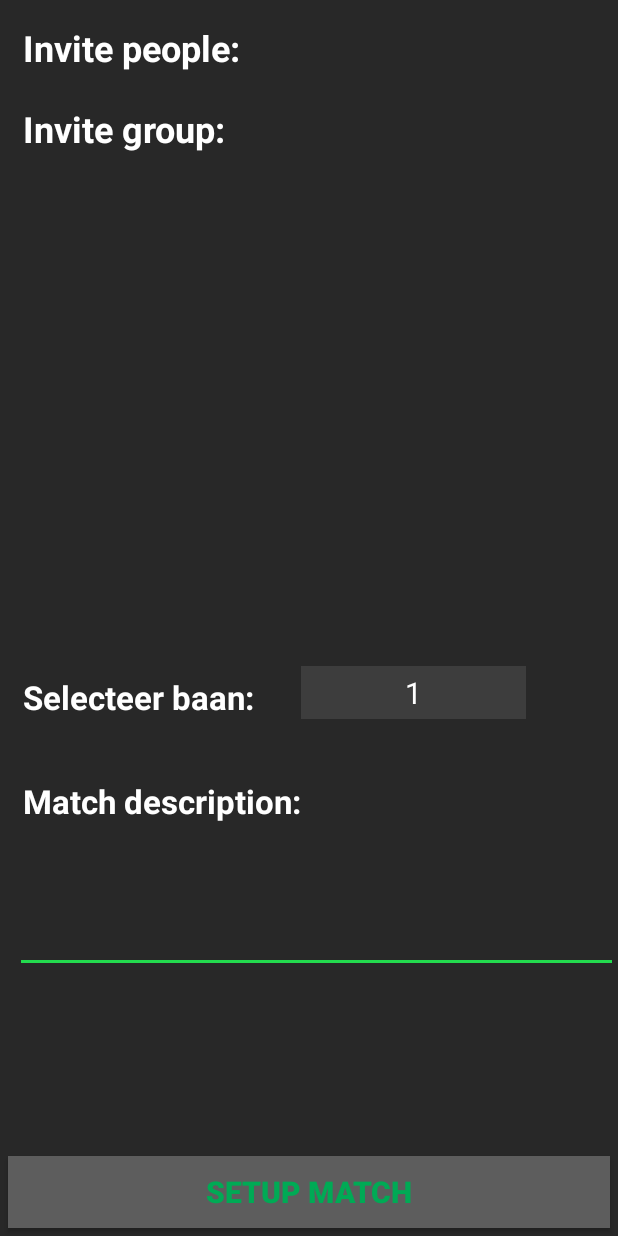
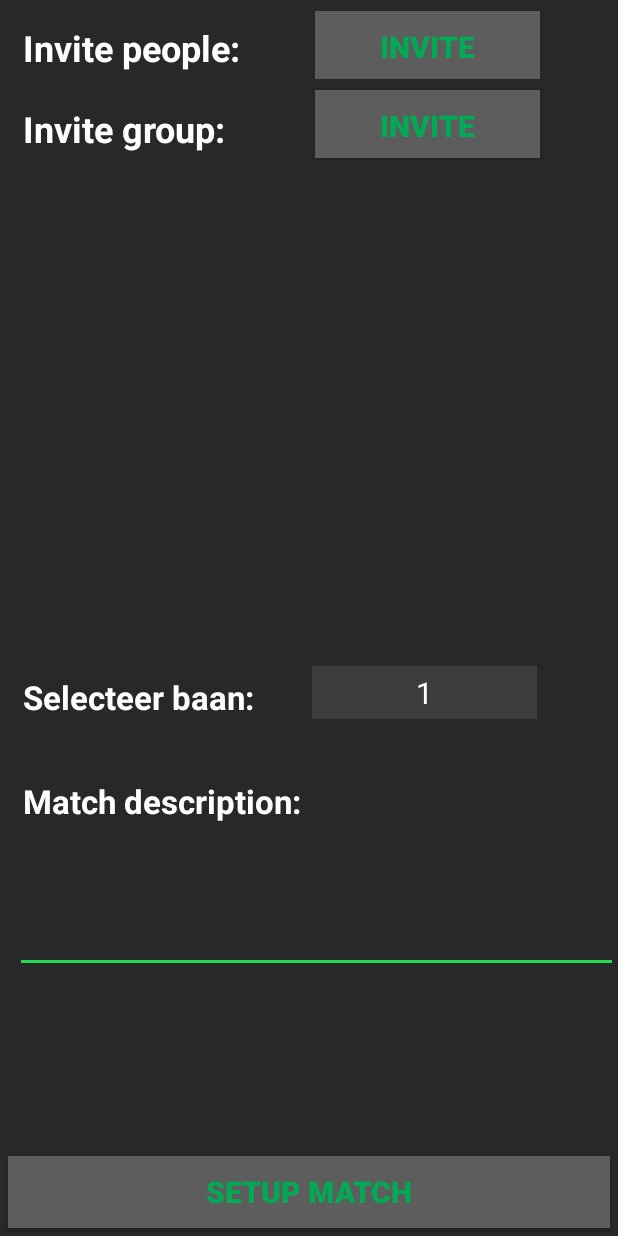
Before and after one commit to pasibun/MatchFixing, an Android app: the InvitePeople screen opened directly, with no data from a screen before it, on a phone screen of 412 x 824 dp. Run offline under Robolectric (Android 15) with nearby library versions, the phone set to English and light mode, and no system bars.

Commit message:
You can now invite people/groups to a match.

```diff
--- a/app/src/main/AndroidManifest.xml
+++ b/app/src/main/AndroidManifest.xml
@@ -42,6 +42,8 @@
         </activity>
         <activity android:name=".InvitePeople">
         </activity>
+        <activity android:name=".User_Group_Invite">
+        </activity>
     </application>
 
 </manifest>
--- a/app/src/main/java/com/matchfixing/minor/matchfixing/InvitePeople.java
+++ b/app/src/main/java/com/matchfixing/minor/matchfixing/InvitePeople.java
@@ -1,11 +1,16 @@
 package com.matchfixing.minor.matchfixing;
 
 import android.app.Activity;
+import android.content.Context;
+import android.content.Intent;
 import android.os.Bundle;
 import android.view.View;
 import android.widget.AdapterView;
 import android.widget.ArrayAdapter;
+import android.widget.Button;
 import android.widget.Spinner;
+import android.widget.TextView;
+import android.widget.Toast;
 
 import java.util.Arrays;
 import java.util.LinkedList;
@@ -19,15 +24,100 @@ public class InvitePeople extends Activity {
 
     Spinner laneSpinner;
     String lane;
+    TextView description;
+    Button setupMatchBtn;
+
+    private Context mContext;
+
+    String matchType;
+    String matchDegree;
+    String matchTime;
+    String matchDescription;
+    String matchDate;
 
     static List<String> occupiedLanes;
+    static String userID;
+    static String groupID;
 
     @Override
     protected void onCreate(Bundle savedInstanceState) {
         super.onCreate(savedInstanceState);
         setContentView(R.layout.invite_people);
 
+        SetupBtn();
+        GetIntentValues();
+        SetupUserInviteBtn();
+        SetupGroupInviteBtn();
+
+        mContext = this;
+
         SetSpinner("Type");
+    }
+
+    public void SetupBtn()
+    {
+        setupMatchBtn = (Button) findViewById(R.id.button6);
+        description = (TextView) findViewById(R.id.editText);
+
+        setupMatchBtn.setOnClickListener(new View.OnClickListener() {
+            @Override
+            public void onClick(View v) {
+                if(!lane.equals("Bezet"))
+                    SetupMatches();
+                else
+                {
+                    String errormsg = "Deze baan is al gereserveerd voor de door u opgegeven tijd, kies een andere baan.";
+                    Toast.makeText(mContext, errormsg, Toast.LENGTH_LONG).show();
+                }
+            }
+        });
+    }
+
+    public void SetupUserInviteBtn()
+    {
+        setupMatchBtn = (Button) findViewById(R.id.button7);
+
+        setupMatchBtn.setOnClickListener(new View.OnClickListener() {
+            @Override
+            public void onClick(View v) {
+                Intent UserList = new Intent(InvitePeople.this, User_Group_Invite.class);
+                UserList.putExtra("Invitation", "user");
+                startActivity(UserList);
+            }
+        });
+    }
+
+    public void SetupGroupInviteBtn()
+    {
+        setupMatchBtn = (Button) findViewById(R.id.button8);
+
+        setupMatchBtn.setOnClickListener(new View.OnClickListener() {
+            @Override
+            public void onClick(View v) {
+                Intent UserList = new Intent(InvitePeople.this, User_Group_Invite.class);
+                UserList.putExtra("Invitation", "group");
+                startActivity(UserList);
+            }
+        });
+    }
+
+    public void GetIntentValues()
+    {
+        matchType = getIntent().getStringExtra("MATCH_TYPE");
+        matchDegree = getIntent().getStringExtra("MATCH_DEGREE");
+        matchDate = getIntent().getStringExtra("DATE");
+        matchTime = getIntent().getStringExtra("TIME");
+    }
+
+    public void SetupMatches()
+    {
+        matchDescription = description.getText().toString();
+
+        String databaseInfo = "matchDate="+matchDate+"&matchTime="+matchTime+"&matchType="+matchType+"&UserID="+userID+
+                "&GroupID="+groupID+"&MatchDegree="+matchDegree+"&playerRankMin="+"0"+"&playerRankMax="+"0"+"&Description="+matchDescription+"&lane="+lane;
+        String fileName = "newMatch.php";
+        DbConnection b = new DbConnection();
+        b.execute(databaseInfo, fileName, "NewMatch");
     }
 
     private void SetSpinner(final String spinner) {
@@ -40,11 +130,14 @@ public class InvitePeople extends Activity {
                 "1","2","3","4","5","6","7","8","9","10"
         };
 
+
         List<String> lanesList = new LinkedList<String>(Arrays.asList(lanes));
-        for(int i = 0; i < occupiedLanes.size(); ++i){
-            for(int j = 0; j < lanesList.size(); ++j){
-                if(occupiedLanes.get(i).equals(lanes[j])){
-                    lanesList.set(j,"Bezet");
+        if(occupiedLanes != null) {
+            for (int i = 0; i < occupiedLanes.size(); ++i) {
+                for (int j = 0; j < lanesList.size(); ++j) {
+                    if (occupiedLanes.get(i).equals(lanes[j])) {
+                        lanesList.set(j, "Bezet");
+                    }
                 }
             }
         }
--- a/app/src/main/res/layout/invite_people.xml
+++ b/app/src/main/res/layout/invite_people.xml
@@ -40,9 +40,45 @@
         android:layout_marginLeft="5dp"
         android:layout_marginRight="5dp" />
 
+    <Button
+        android:layout_width="150dp"
+        android:layout_height="45dp"
+        android:textColor="#00aa55"
+        android:background="#5d5d5d"
+        android:textStyle="bold"
+        android:textSize="20sp"
+        android:padding="10dp"
+        android:id="@+id/button7"
+        android:text="Invite"
+        android:hapticFeedbackEnabled="true"
+        android:layout_alignLeft="@+id/textView15"
+        android:layout_marginBottom="5dp"
+        android:paddingLeft="50dp"
+        android:layout_marginLeft="200dp"
+        android:layout_marginRight="5dp"
+        android:layout_marginTop="7dp"/>
+
+    <Button
+        android:layout_width="150dp"
+        android:layout_height="45dp"
+        android:textColor="#00aa55"
+        android:background="#5d5d5d"
+        android:textStyle="bold"
+        android:textSize="20sp"
+        android:padding="10dp"
+        android:id="@+id/button8"
+        android:text="Invite"
+        android:hapticFeedbackEnabled="true"
+        android:layout_alignLeft="@+id/textView15"
+        android:layout_marginBottom="5dp"
+        android:paddingLeft="50dp"
+        android:layout_marginLeft="200dp"
+        android:layout_marginRight="5dp"
+        android:layout_marginTop="60dp"/>
+
     <TextView
         android:text="Invite group: "
-        android:layout_width="match_parent"
+        android:layout_width="200dp"
         android:layout_height="wrap_content"
         android:id="@+id/textView15"
         android:textSize="24sp"
@@ -111,5 +147,6 @@
         android:textSize="20sp"
         android:layout_alignBottom="@+id/textView16"
         android:layout_toRightOf="@+id/textView17"
-        android:layout_toEndOf="@+id/textView17" />
+        android:layout_toEndOf="@+id/textView17"
+        android:layout_marginLeft="7dp"/>
 </RelativeLayout>
```
Also changed, not shown: app/src/main/java/com/matchfixing/minor/matchfixing/NewMatchActivity.java (+10 -10 lines), app/src/main/java/com/matchfixing/minor/matchfixing/NewMatchDetails.java (+6 -4 lines), app/src/main/java/com/matchfixing/minor/matchfixing/Popup.java (+38 -5 lines), app/src/main/java/com/matchfixing/minor/matchfixing/User_Group_Invite.java (added, +193 -0 lines), app/src/main/res/layout/user_group_list.xml (added, +15 -0 lines), 3 other files.
